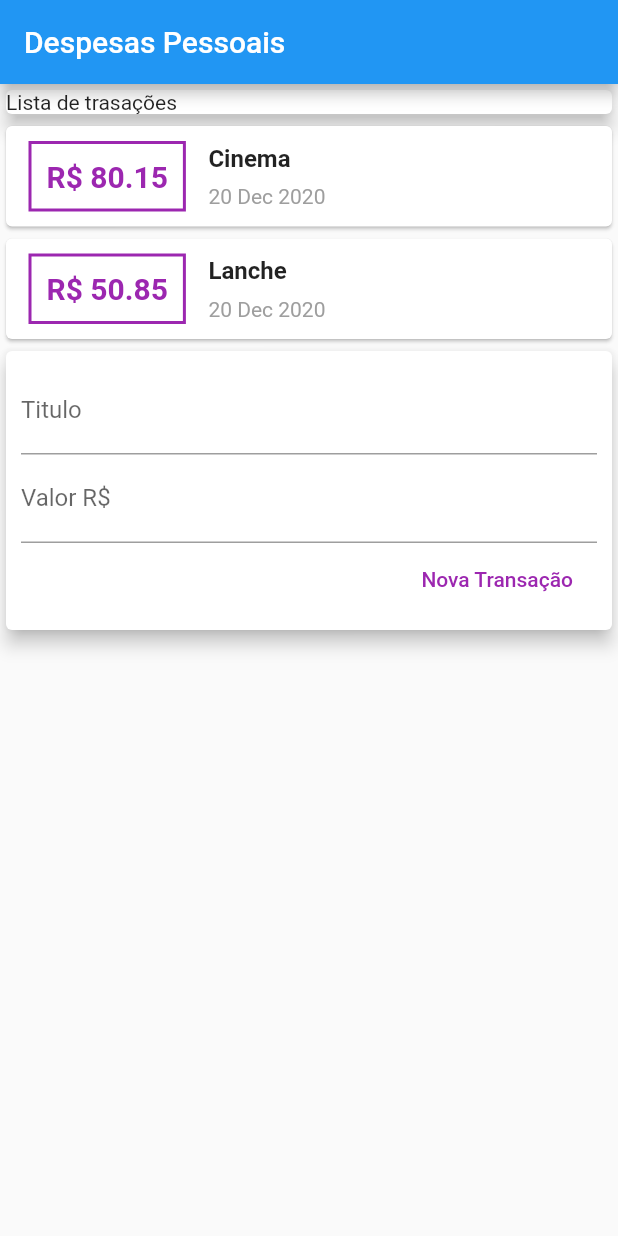
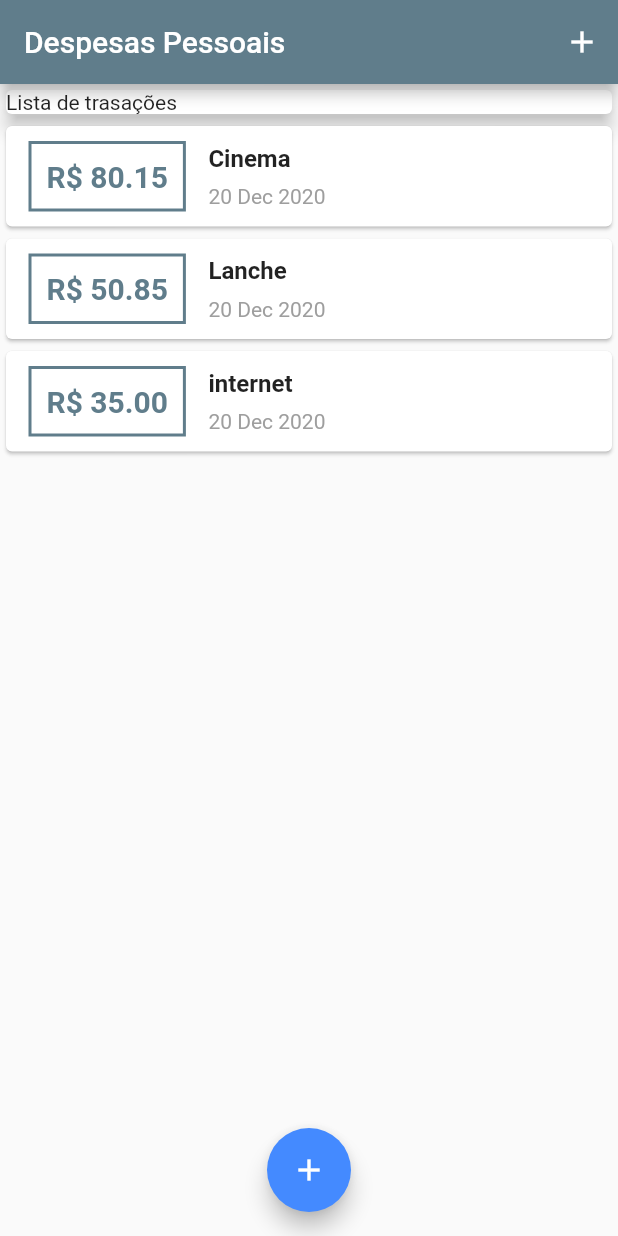
Before and after one commit to felipefpm/-flutter-despesasPessoais, a Flutter app: the screen it shows after launch, on a phone screen of 412 x 824 dp. Run offline on Flutter 3.47's test engine with Material 2 defaults, Android fonts, the phone set to English and light mode, and no system bars.

Commit message:
Ajusts in form and list, create modal the new transition

```diff
--- /dev/null
+++ b/lib/components/transition_list.dart
@@ -0,0 +1,70 @@
+import 'package:flutter/material.dart';
+import 'package:intl/intl.dart';
+import 'package:new_project/models/transections.dart';
+
+class TransactionList extends StatelessWidget {
+  final List<Transactions> transactions;
+
+  TransactionList(this.transactions);
+
+  @override
+  Widget build(BuildContext context) {
+    return Container(
+      height: 300,
+      child: ListView.builder(
+        itemCount: transactions.length,
+        itemBuilder: (ctx, index) {
+          final tr = transactions[index];
+
+          return Card(
+            child: Row(
+              children: [
+                Container(
+                  margin: EdgeInsets.symmetric(
+                    horizontal: 15,
+                    vertical: 10,
+                  ),
+                  decoration: BoxDecoration(
+                      border: Border.all(
+                    color: Theme.of(context).primaryColor,
+                    width: 2,
+                  )),
+                  padding: EdgeInsets.all(10),
+                  child: Text(
+                    'R\$ ${tr.value.toStringAsFixed(2)}',
+                    style: TextStyle(
+                      fontWeight: FontWeight.bold,
+                      fontSize: 20,
+                      color: Theme.of(context).primaryColor,
+                    ),
+                  ),
+                ),
+                Column(
+                  crossAxisAlignment: CrossAxisAlignment.start,
+                  children: [
+                    Text(
+                      tr.title,
+                      style: TextStyle(
+                        fontSize: 16,
+                        fontWeight: FontWeight.bold,
+                      ),
+                    ),
+                    SizedBox(
+                      height: 8,
+                    ),
+                    Text(
+                      DateFormat('d MMM y').format(tr.date),
+                      style: TextStyle(
+                        color: Colors.grey,
+                      ),
+                    ),
+                  ],
+                )
+              ],
+            ),
+          );
+        },
+      ),
+    );
+  }
+}
--- a/lib/main.dart
+++ b/lib/main.dart
@@ -1,6 +1,8 @@
+import 'dart:math';
 import 'package:flutter/material.dart';
-import 'package:new_project/models/transections.dart';
-import 'package:intl/intl.dart';
+import './components/transaction_form.dart';
+import './components/transition_list.dart';
+import './models/transections.dart';
 
 void main() {
   runApp(ExpensesApp());
@@ -11,15 +13,21 @@ class ExpensesApp extends StatelessWidget {
   Widget build(BuildContext context) {
     return MaterialApp(
       home: MyHomePage(),
+      theme: ThemeData(
+        primarySwatch: Colors.blueGrey,
+        accentColor: Colors.blueAccent[200],
+      ),
     );
   }
 }
 
-class MyHomePage extends StatelessWidget {
-  final titleController = TextEditingController();
-  final valueController = TextEditingController();
+class MyHomePage extends StatefulWidget {
+  @override
+  _MyHomePageState createState() => _MyHomePageState();
+}
 
-  final _transctions = [
+class _MyHomePageState extends State<MyHomePage> {
+  final _transactions = [
     Transactions(
       id: 't1',
       title: 'Cinema',
@@ -31,16 +39,53 @@ class MyHomePage extends StatelessWidget {
       title: 'Lanche',
       value: 50.85,
       date: DateTime.now(),
+    ),
+    Transactions(
+      id: 't3',
+      title: 'internet',
+      value: 35.00,
+      date: DateTime.now(),
     )
   ];
+
+  _openTransactionFormModal(BuildContext context) {
+    showModalBottomSheet(
+      context: context,
+      builder: (_) {
+        return TransactionForm(_addTransaction);
+      },
+    );
+  }
+
+  _addTransaction(String title, double value) {
+    final newTransaction = Transactions(
+      id: Random().nextDouble().toString(),
+      title: title,
+      value: value,
+      date: DateTime.now(),
+    );
+
+    setState(() {
+      _transactions.add(newTransaction);
+    });
+
+    Navigator.of(context).pop();
+  }
 
   @override
   Widget build(BuildContext context) {
     return Scaffold(
       appBar: AppBar(
         title: Text('Despesas Pessoais'),
+        actions: <Widget>[
+          IconButton(
+            icon: Icon(Icons.add),
+            onPressed: () => _openTransactionFormModal(context),
+          )
+        ],
       ),
-      body: Column(
+      body: SingleChildScrollView(
+        child: Column(
           crossAxisAlignment: CrossAxisAlignment.stretch,
           children: [
             Container(
@@ -49,90 +94,15 @@ class MyHomePage extends StatelessWidget {
                 child: Text('Lista de trasações'),
               ),
             ),
-          Column(children: [
-            ..._transctions.map((tr) {
-              return Card(
-                child: Row(
-                  children: [
-                    Container(
-                      margin: EdgeInsets.symmetric(
-                        horizontal: 15,
-                        vertical: 10,
-                      ),
-                      decoration: BoxDecoration(
-                          border: Border.all(
-                        color: Colors.purple,
-                        width: 2,
-                      )),
-                      padding: EdgeInsets.all(10),
-                      child: Text(
-                        'R\$ ${tr.value.toStringAsFixed(2)}',
-                        style: TextStyle(
-                          fontWeight: FontWeight.bold,
-                          fontSize: 20,
-                          color: Colors.purple,
-                        ),
-                      ),
-                    ),
-                    Column(
-                      crossAxisAlignment: CrossAxisAlignment.start,
-                      children: [
-                        Text(
-                          tr.title,
-                          style: TextStyle(
-                            fontSize: 16,
-                            fontWeight: FontWeight.bold,
-                          ),
-                        ),
-                        SizedBox(
-                          height: 8,
-                        ),
-                        Text(
-                          DateFormat('d MMM y').format(tr.date),
-                          style: TextStyle(
-                            color: Colors.grey,
-                          ),
-                        ),
-                      ],
-                    )
-                  ],
-                ),
-              );
-            }).toList(),
-          ]),
-          Card(
-            elevation: 5,
-            child: Padding(
-              padding: const EdgeInsets.all(10),
-              child: Column(
-                children: [
-                  TextField(
-                    controller: titleController,
-                    decoration: InputDecoration(labelText: 'Titulo'),
-                  ),
-                  TextField(
-                    controller: valueController,
-                    decoration: InputDecoration(labelText: 'Valor R\$'),
-                  ),
-                  Row(
-                    mainAxisAlignment: MainAxisAlignment.end,
-                    children: <Widget>[
-                      FlatButton(
-                        onPressed: () {
-                          print(titleController.text);
-                          print(valueController.text);
-                        },
-                        child: Text('Nova Transação'),
-                        textColor: Colors.purple,
-                      ),
-                    ],
-                  )
+            TransactionList(_transactions),
           ],
         ),
       ),
+      floatingActionButton: FloatingActionButton(
+        child: Icon(Icons.add),
+        onPressed: () => _openTransactionFormModal(context),
       ),
-        ],
-      ),
+      floatingActionButtonLocation: FloatingActionButtonLocation.centerFloat,
     );
   }
 }
```
Also changed, not shown: lib/components/transaction_form.dart (added, +61 -0 lines). Lines whose indentation alone changed are shown as unchanged.
